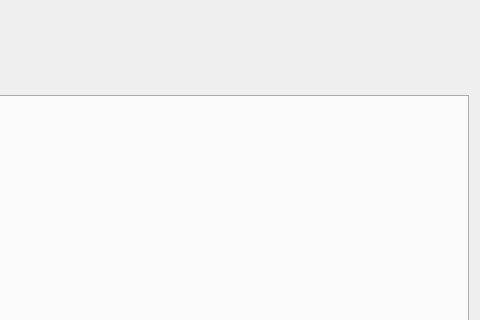
Before: the Qt Designer form mainwindow.ui in YYC572652645/PatholoSystem, drawn with Qt 5; both pictures show x 558 to 1038 and y 0 to 320 of the 1038 by 719 pixel window.
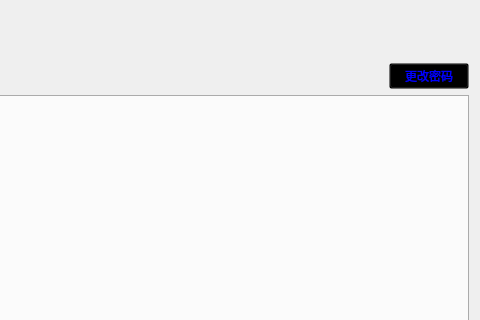
After: the same form once the commit is applied. Icons and pictures are not drawn.

The edit to the form file:
```diff
--- a/mainwindow.ui
+++ b/mainwindow.ui
@@ -14,9 +14,9 @@
    <string>MainWindow</string>
   </property>
   <widget class="QWidget" name="centralWidget">
-   <layout class="QVBoxLayout" name="verticalLayout_2">
+   <layout class="QVBoxLayout" name="verticalLayout_3">
     <item>
-     <layout class="QVBoxLayout" name="verticalLayout">
+     <layout class="QVBoxLayout" name="verticalLayout_2">
       <item>
        <layout class="QHBoxLayout" name="horizontalLayout">
         <item>
@@ -54,6 +54,44 @@
           </property>
          </spacer>
         </item>
+        <item>
+         <layout class="QVBoxLayout" name="verticalLayout">
+          <item>
+           <spacer name="verticalSpacer">
+            <property name="orientation">
+             <enum>Qt::Vertical</enum>
+            </property>
+            <property name="sizeType">
+             <enum>QSizePolicy::Maximum</enum>
+            </property>
+            <property name="sizeHint" stdset="0">
+             <size>
+              <width>20</width>
+              <height>52</height>
+             </size>
+            </property>
+           </spacer>
+          </item>
+          <item>
+           <widget class="QPushButton" name="pushButton">
+            <property name="styleSheet">
+             <string notr="true">QPushButton:hover
+{
+    color:skyblue;
+}
+QPushButton
+{
+background-color:transparent;
+color:blue;
+}</string>
+            </property>
+            <property name="text">
+             <string>更改密码</string>
+            </property>
+           </widget>
+          </item>
+         </layout>
+        </item>
        </layout>
       </item>
       <item>
```
